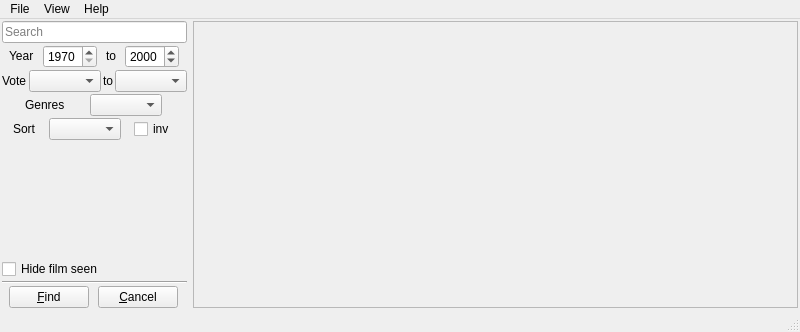
First picture: the form in lib/gimdb/ui/main_window.ui, repository pioz/gimdb, before the edit.
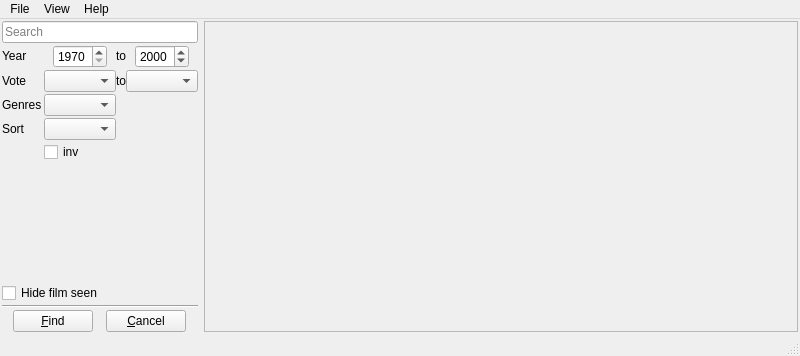
Second picture: the form after the edit. Icons and pictures are not drawn.

Commit message: Widgets rearrangement

```diff
--- a/lib/gimdb/ui/main_window.ui
+++ b/lib/gimdb/ui/main_window.ui
@@ -7,7 +7,7 @@
     <x>0</x>
     <y>0</y>
     <width>800</width>
-    <height>332</height>
+    <height>356</height>
    </rect>
   </property>
   <property name="sizePolicy">
@@ -68,8 +68,11 @@
        </widget>
       </item>
       <item>
-       <layout class="QHBoxLayout" name="horizontalLayout_2">
-        <item>
+       <layout class="QGridLayout" name="gridLayout">
+        <property name="bottomMargin">
+         <number>0</number>
+        </property>
+        <item row="0" column="0">
          <widget class="QLabel" name="label">
           <property name="sizePolicy">
            <sizepolicy hsizetype="Maximum" vsizetype="Maximum">
@@ -82,6 +85,50 @@
           </property>
          </widget>
         </item>
+        <item row="1" column="0">
+         <widget class="QLabel" name="label_3">
+          <property name="sizePolicy">
+           <sizepolicy hsizetype="Maximum" vsizetype="Preferred">
+            <horstretch>0</horstretch>
+            <verstretch>0</verstretch>
+           </sizepolicy>
+          </property>
+          <property name="text">
+           <string>Vote</string>
+          </property>
+         </widget>
+        </item>
+        <item row="2" column="0">
+         <widget class="QLabel" name="label_5">
+          <property name="sizePolicy">
+           <sizepolicy hsizetype="Maximum" vsizetype="Maximum">
+            <horstretch>0</horstretch>
+            <verstretch>0</verstretch>
+           </sizepolicy>
+          </property>
+          <property name="text">
+           <string>Genres</string>
+          </property>
+         </widget>
+        </item>
+        <item row="4" column="0">
+         <widget class="QLabel" name="label_7">
+          <property name="sizePolicy">
+           <sizepolicy hsizetype="Maximum" vsizetype="Preferred">
+            <horstretch>0</horstretch>
+            <verstretch>0</verstretch>
+           </sizepolicy>
+          </property>
+          <property name="text">
+           <string>Sort</string>
+          </property>
+         </widget>
+        </item>
+        <item row="0" column="1">
+         <layout class="QHBoxLayout" name="horizontalLayout_2">
+          <property name="spacing">
+           <number>0</number>
+          </property>
         <item>
          <widget class="QSpinBox" name="spin_year_from">
           <property name="sizePolicy">
@@ -130,23 +177,29 @@
           </property>
          </widget>
         </item>
-       </layout>
-      </item>
       <item>
+           <spacer name="horizontalSpacer">
+            <property name="orientation">
+             <enum>Qt::Horizontal</enum>
+            </property>
+            <property name="sizeType">
+             <enum>QSizePolicy::Minimum</enum>
+            </property>
+            <property name="sizeHint" stdset="0">
+             <size>
+              <width>0</width>
+              <height>20</height>
+             </size>
+            </property>
+           </spacer>
+          </item>
+         </layout>
+        </item>
+        <item row="1" column="1">
        <layout class="QHBoxLayout" name="horizontalLayout_3">
-        <item>
-         <widget class="QLabel" name="label_3">
-          <property name="sizePolicy">
-           <sizepolicy hsizetype="Maximum" vsizetype="Preferred">
-            <horstretch>0</horstretch>
-            <verstretch>0</verstretch>
-           </sizepolicy>
+          <property name="spacing">
+           <number>0</number>
           </property>
-          <property name="text">
-           <string>Vote</string>
-          </property>
-         </widget>
-        </item>
         <item>
          <widget class="QComboBox" name="combo_rating_min">
           <property name="sizePolicy">
@@ -180,30 +233,25 @@
           </property>
          </widget>
         </item>
-       </layout>
-      </item>
-      <item>
-       <layout class="QHBoxLayout" name="horizontalLayout_6">
-        <property name="sizeConstraint">
-         <enum>QLayout::SetDefaultConstraint</enum>
-        </property>
-        <property name="bottomMargin">
-         <number>0</number>
-        </property>
-        <item>
-         <widget class="QLabel" name="label_5">
-          <property name="sizePolicy">
-           <sizepolicy hsizetype="Maximum" vsizetype="Maximum">
-            <horstretch>0</horstretch>
-            <verstretch>0</verstretch>
-           </sizepolicy>
-          </property>
-          <property name="text">
-           <string>Genres</string>
-          </property>
-         </widget>
-        </item>
-        <item>
+          <item>
+           <spacer name="horizontalSpacer_2">
+            <property name="orientation">
+             <enum>Qt::Horizontal</enum>
+            </property>
+            <property name="sizeType">
+             <enum>QSizePolicy::Minimum</enum>
+            </property>
+            <property name="sizeHint" stdset="0">
+             <size>
+              <width>0</width>
+              <height>20</height>
+             </size>
+            </property>
+           </spacer>
+          </item>
+         </layout>
+        </item>
+        <item row="2" column="1">
          <widget class="QComboBox" name="combo_genres">
           <property name="sizePolicy">
            <sizepolicy hsizetype="Maximum" vsizetype="Maximum">
@@ -213,40 +261,10 @@
           </property>
          </widget>
         </item>
-       </layout>
-      </item>
-      <item>
-       <layout class="QHBoxLayout" name="horizontalLayout_4">
-        <item>
-         <widget class="QLabel" name="label_7">
-          <property name="sizePolicy">
-           <sizepolicy hsizetype="Maximum" vsizetype="Preferred">
-            <horstretch>0</horstretch>
-            <verstretch>0</verstretch>
-           </sizepolicy>
-          </property>
-          <property name="text">
-           <string>Sort</string>
-          </property>
-         </widget>
-        </item>
-        <item>
-         <widget class="QComboBox" name="combo_sort">
-          <property name="sizePolicy">
-           <sizepolicy hsizetype="Maximum" vsizetype="Maximum">
-            <horstretch>0</horstretch>
-            <verstretch>0</verstretch>
-           </sizepolicy>
-          </property>
-          <property name="currentIndex">
-           <number>-1</number>
-          </property>
-         </widget>
-        </item>
-        <item>
+        <item row="5" column="1">
          <widget class="QCheckBox" name="check_sort_inv">
           <property name="sizePolicy">
-           <sizepolicy hsizetype="Maximum" vsizetype="Maximum">
+           <sizepolicy hsizetype="Maximum" vsizetype="Minimum">
             <horstretch>0</horstretch>
             <verstretch>0</verstretch>
            </sizepolicy>
@@ -256,6 +274,16 @@
           </property>
          </widget>
         </item>
+        <item row="4" column="1">
+         <widget class="QComboBox" name="combo_sort">
+          <property name="sizePolicy">
+           <sizepolicy hsizetype="Maximum" vsizetype="Maximum">
+            <horstretch>0</horstretch>
+            <verstretch>0</verstretch>
+           </sizepolicy>
+          </property>
+         </widget>
+        </item>
        </layout>
       </item>
       <item>
@@ -277,7 +305,7 @@
       <item>
        <widget class="QCheckBox" name="check_hide_seen">
         <property name="sizePolicy">
-         <sizepolicy hsizetype="Maximum" vsizetype="Maximum">
+         <sizepolicy hsizetype="Maximum" vsizetype="Minimum">
           <horstretch>0</horstretch>
           <verstretch>0</verstretch>
          </sizepolicy>
@@ -374,8 +402,8 @@
         <rect>
          <x>0</x>
          <y>0</y>
-         <width>548</width>
-         <height>279</height>
+         <width>544</width>
+         <height>303</height>
         </rect>
        </property>
        <property name="sizePolicy">
```
Lines whose indentation alone changed are shown as unchanged. The commit also changes 5 other files.
